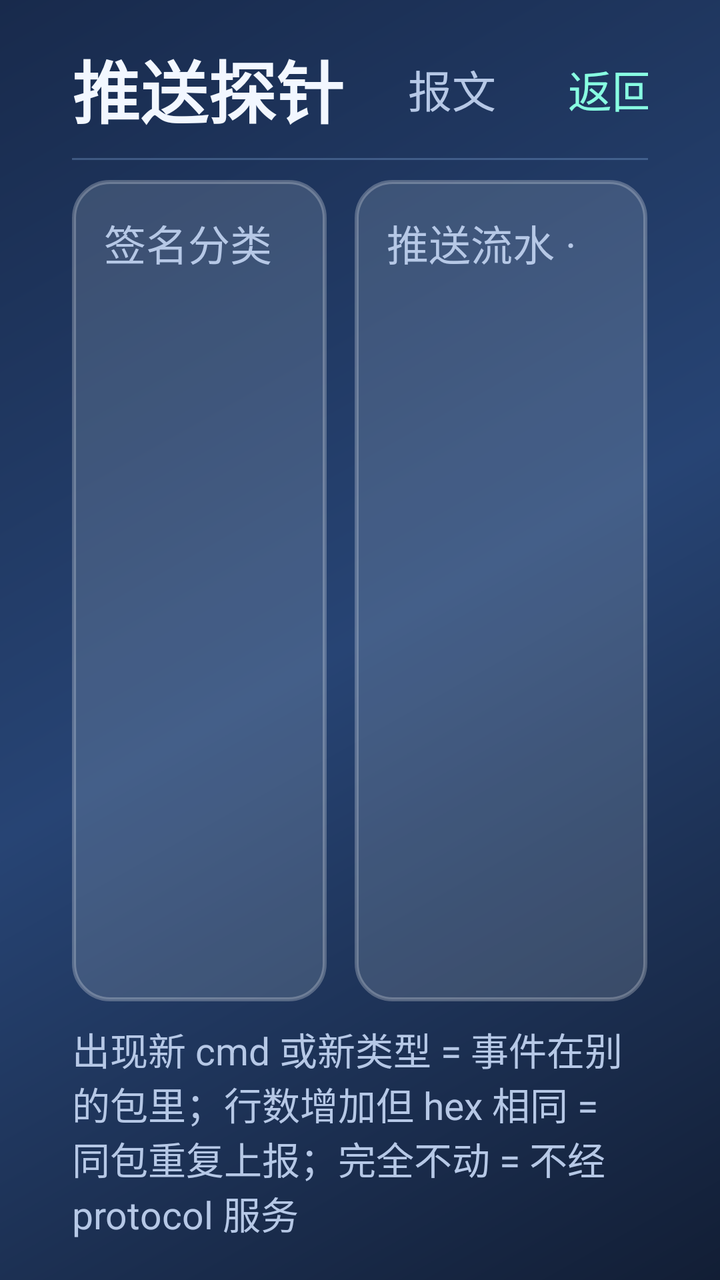
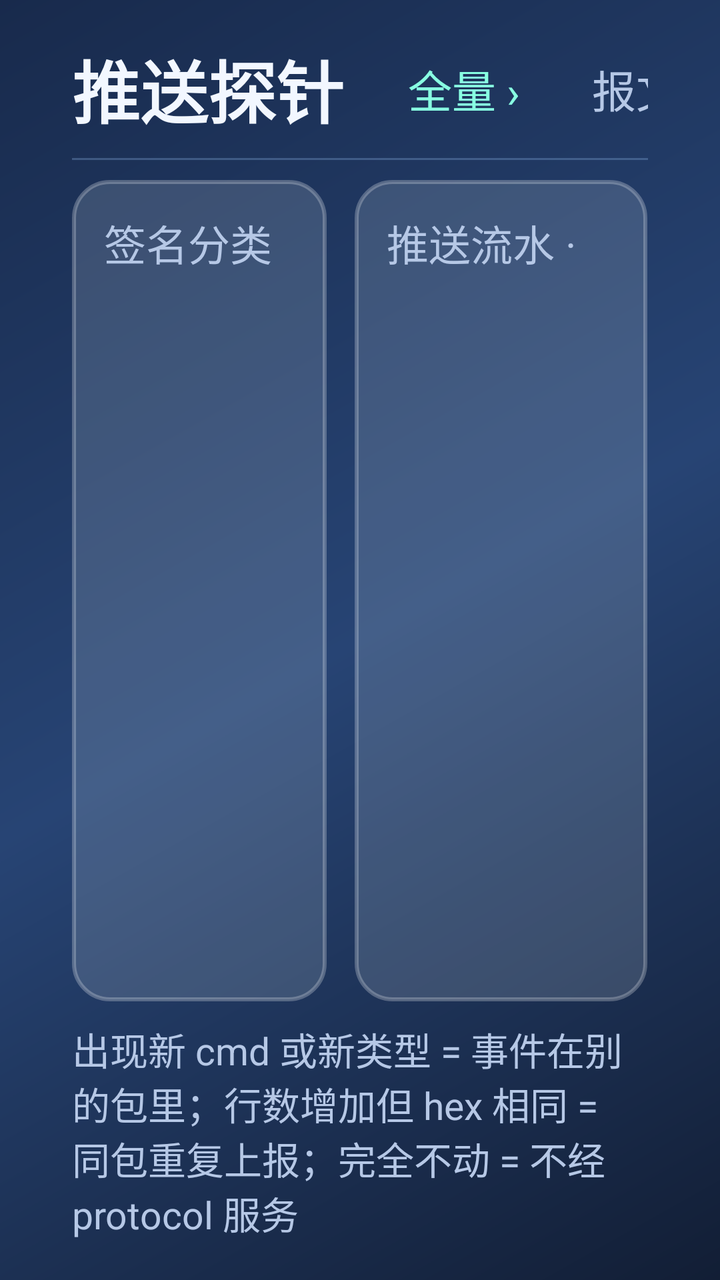

Two renders of the same Android screen: before a commit and after it. Below are the layout's source before the change and the commit's diff.
<!-- AndroidManifest.xml: application theme Theme.Rc2 -->
<!-- res/layout/page_probe.xml -->
<?xml version="1.0" encoding="utf-8"?>
<LinearLayout xmlns:android="http://schemas.android.com/apk/res/android"
    android:layout_width="match_parent"
    android:layout_height="match_parent"
    android:background="@drawable/bg_screen"
    android:orientation="vertical"
    android:paddingStart="36dp"
    android:paddingTop="20dp"
    android:paddingEnd="36dp"
    android:paddingBottom="20dp">

    <LinearLayout
        android:layout_width="match_parent"
        android:layout_height="wrap_content"
        android:baselineAligned="false"
        android:gravity="center_vertical"
        android:orientation="horizontal">

        <TextView
            style="@style/RcTitle"
            android:layout_width="wrap_content"
            android:layout_height="wrap_content"
            android:text="推送探针" />

        <TextView
            android:id="@+id/probeSummary"
            style="@style/RcValue"
            android:layout_width="0dp"
            android:layout_height="wrap_content"
            android:layout_marginStart="20dp"
            android:layout_weight="1"
            android:textSize="19sp" />

        <TextView
            android:id="@+id/btnBackToRaw"
            style="@style/RcLink"
            android:layout_width="wrap_content"
            android:layout_height="wrap_content"
            android:text="报文"
            android:textColor="@color/rc_muted" />

        <TextView
            android:id="@+id/btnBackFromProbe"
            style="@style/RcLink"
            android:layout_width="wrap_content"
            android:layout_height="wrap_content"
            android:layout_marginStart="12dp"
            android:text="返回仪表盘" />
    </LinearLayout>

    <View
        android:layout_width="match_parent"
        android:layout_height="1dp"
        android:layout_marginTop="10dp"
        android:background="@color/rc_line" />

    <LinearLayout
        android:layout_width="match_parent"
        android:layout_height="0dp"
        android:layout_marginTop="10dp"
        android:layout_weight="1"
        android:baselineAligned="false"
        android:orientation="horizontal">

        <LinearLayout
            android:layout_width="0dp"
            android:layout_height="match_parent"
            android:layout_weight="1"
            android:background="@drawable/bg_panel"
            android:orientation="vertical"
            android:padding="16dp">

            <TextView
                style="@style/RcSection"
                android:layout_width="match_parent"
                android:layout_height="wrap_content"
                android:text="签名分类 · cmd / 类型 / 长度 / 次数" />

            <ScrollView
                android:layout_width="match_parent"
                android:layout_height="0dp"
                android:layout_marginTop="6dp"
                android:layout_weight="1"
                android:scrollbars="vertical">

                <TextView
                    android:id="@+id/probeSigs"
                    style="@style/RcBody"
                    android:layout_width="match_parent"
                    android:layout_height="wrap_content"
                    android:textColor="@color/rc_text"
                    android:textSize="18sp" />
            </ScrollView>
        </LinearLayout>

        <LinearLayout
            android:layout_width="0dp"
            android:layout_height="match_parent"
            android:layout_marginStart="14dp"
            android:layout_weight="1.15"
            android:background="@drawable/bg_panel"
            android:orientation="vertical"
            android:padding="16dp">

            <TextView
                style="@style/RcSection"
                android:layout_width="match_parent"
                android:layout_height="wrap_content"
                android:text="推送流水 · 最新在下" />

            <ScrollView
                android:id="@+id/probeScroll"
                android:layout_width="match_parent"
                android:layout_height="0dp"
                android:layout_marginTop="6dp"
                android:layout_weight="1"
                android:scrollbars="vertical">

                <TextView
                    android:id="@+id/probeRing"
                    style="@style/RcBody"
                    android:layout_width="match_parent"
                    android:layout_height="wrap_content"
                    android:textSize="18sp" />
            </ScrollView>
        </LinearLayout>
    </LinearLayout>

    <TextView
        android:layout_width="match_parent"
        android:layout_height="wrap_content"
        android:layout_marginTop="10dp"
        android:includeFontPadding="false"
        android:text="出现新 cmd 或新类型 = 事件在别的包里；行数增加但 hex 相同 = 同包重复上报；完全不动 = 不经 protocol 服务"
        android:textColor="@color/rc_muted"
        android:textSize="19sp" />

</LinearLayout>
<!-- resources referenced by this layout -->
<resources>
  <color name="rc_line">#4D8FB6E8</color>
  <color name="rc_muted">#FFB6C8E6</color>
  <color name="rc_text">#FFF2F7FF</color>
  <!-- drawable bg_panel (drawable) -->
  <?xml version="1.0" encoding="utf-8"?>
  <shape xmlns:android="http://schemas.android.com/apk/res/android"
      android:shape="rectangle">
      <solid android:color="@color/rc_panel" />
      <corners android:radius="18dp" />
      <stroke
          android:width="2dp"
          android:color="#40FFFFFF" />
  </shape>
  <!-- drawable bg_screen (drawable) -->
  <?xml version="1.0" encoding="utf-8"?>
  <shape xmlns:android="http://schemas.android.com/apk/res/android"
      android:shape="rectangle">
      <gradient
          android:angle="315"
          android:centerColor="@color/rc_bg_mid"
          android:endColor="@color/rc_bg_bottom"
          android:startColor="@color/rc_bg_top" />
  </shape>
  <style name="RcBody">
          <item name="android:textColor">@color/rc_muted</item>
          <item name="android:textSize">21sp</item>
          <item name="android:fontFamily">monospace</item>
          <item name="android:lineSpacingExtra">5dp</item>
      </style>
  <style name="RcLink">
          <item name="android:background">?android:attr/selectableItemBackground</item>
          <item name="android:textColor">@color/rc_mint</item>
          <item name="android:textSize">22sp</item>
          <item name="android:includeFontPadding">false</item>
          <item name="android:maxLines">1</item>
          <item name="android:paddingStart">12dp</item>
          <item name="android:paddingEnd">12dp</item>
          <item name="android:paddingTop">6dp</item>
          <item name="android:paddingBottom">6dp</item>
          <item name="android:gravity">center</item>
      </style>
  <style name="RcSection">
          <item name="android:textColor">@color/rc_muted</item>
          <item name="android:textSize">21sp</item>
          <item name="android:includeFontPadding">false</item>
          <item name="android:maxLines">1</item>
      </style>
  <style name="RcTitle">
          <item name="android:textColor">@color/rc_text</item>
          <item name="android:textSize">34sp</item>
          <item name="android:textStyle">bold</item>
          <item name="android:includeFontPadding">false</item>
          <item name="android:maxLines">1</item>
      </style>
  <style name="RcValue">
          <item name="android:textColor">@color/rc_muted</item>
          <item name="android:textSize">20sp</item>
          <item name="android:fontFamily">monospace</item>
          <item name="android:includeFontPadding">false</item>
          <item name="android:maxLines">1</item>
      </style>
  <style name="Theme.Rc2" parent="@android:style/Theme.Material.NoActionBar">
          <item name="android:windowBackground">@color/rc_bg_bottom</item>
          <item name="android:colorBackground">@color/rc_bg_bottom</item>
          <item name="android:statusBarColor">@color/rc_bg_bottom</item>
          <item name="android:navigationBarColor">@color/rc_bg_bottom</item>
          <item name="android:windowNoTitle">true</item>
      </style>
  <color name="rc_panel">#26EBF5FF</color>
  <color name="rc_bg_mid">#FF274474</color>
  <color name="rc_bg_bottom">#FF121E35</color>
  <color name="rc_bg_top">#FF182A4C</color>
  <color name="rc_mint">#FF88FFE2</color>
</resources>

<!-- the commit's change to res/layout/page_probe.xml (unified diff, before → after) -->
@@ -30,6 +30,14 @@
             android:layout_marginStart="20dp"
             android:layout_weight="1"
             android:textSize="19sp" />
+
+        <TextView
+            android:id="@+id/btnToScan"
+            style="@style/RcLink"
+            android:layout_width="wrap_content"
+            android:layout_height="wrap_content"
+            android:layout_marginEnd="12dp"
+            android:text="全量 ›" />
 
         <TextView
             android:id="@+id/btnBackToRaw"
